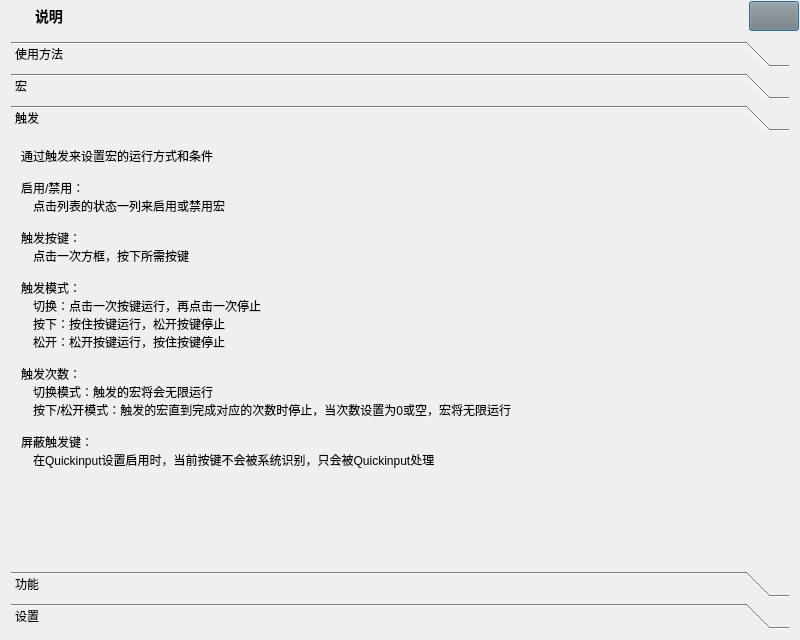
Qt form source/ui/MoreUi.ui (ChiyukiGana/Quickinput) before a commit.
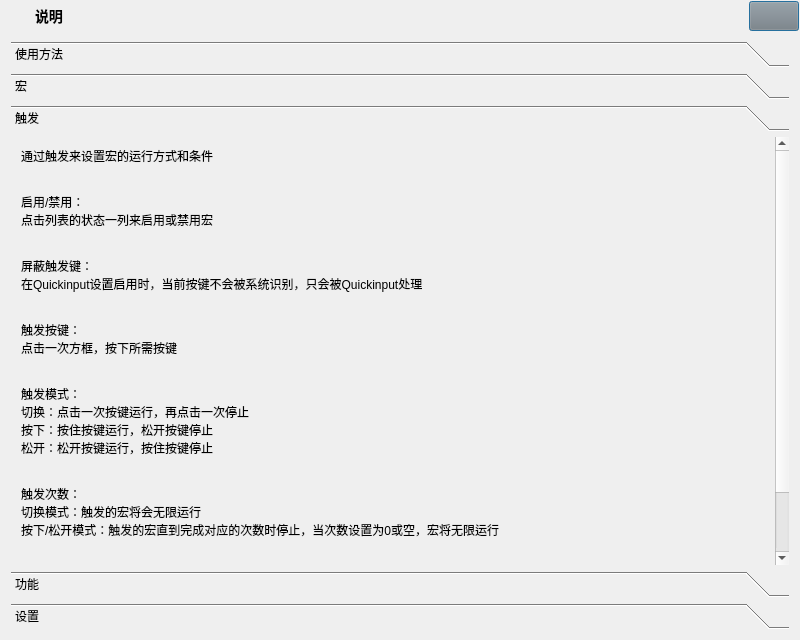
The same form after that commit. The open tabs and pages were chosen to show the change. Icons and pictures are not drawn.

What changed in the file:
```diff
--- a/source/ui/MoreUi.ui
+++ b/source/ui/MoreUi.ui
@@ -371,8 +371,8 @@
           <rect>
            <x>0</x>
            <y>0</y>
-           <width>460</width>
-           <height>267</height>
+           <width>764</width>
+           <height>500</height>
           </rect>
          </property>
          <attribute name="label">
@@ -399,23 +399,34 @@
             <property name="text">
              <string>通过触发来设置宏的运行方式和条件
 
+
 启用/禁用：
-　点击列表的状态一列来启用或禁用宏
+点击列表的状态一列来启用或禁用宏
+
+
+屏蔽触发键：
+在Quickinput设置启用时，当前按键不会被系统识别，只会被Quickinput处理
+
 
 触发按键：
-　点击一次方框，按下所需按键
+点击一次方框，按下所需按键
+
 
 触发模式：
-　切换：点击一次按键运行，再点击一次停止
-　按下：按住按键运行，松开按键停止
-　松开：松开按键运行，按住按键停止
+切换：点击一次按键运行，再点击一次停止
+按下：按住按键运行，松开按键停止
+松开：松开按键运行，按住按键停止
+
 
 触发次数：
-　切换模式：触发的宏将会无限运行
-　按下/松开模式：触发的宏直到完成对应的次数时停止，当次数设置为0或空，宏将无限运行
+切换模式：触发的宏将会无限运行
+按下/松开模式：触发的宏直到完成对应的次数时停止，当次数设置为0或空，宏将无限运行
 
-屏蔽触发键：
-　在Quickinput设置启用时，当前按键不会被系统识别，只会被Quickinput处理</string>
+
+绑定窗口（切换到对应窗口才能触发宏）：
+点击+可以获取一个窗口信息，然后需要判断窗口名是否会发生变化，如果会则通过
+匹配符号来模糊匹配窗口名，*表示多个未知文字，?表示一个未知文字，例如
+（XXX页面 - 浏览器）可以使用（* - 浏览器）来表示</string>
             </property>
            </widget>
           </item>
```
Left out of the diff: 55 changed lines with no effect on the pictures.
